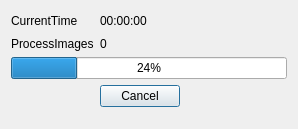
Old version of the form avidemux/qt4/ADM_userInterfaces/ADM_dialog/processing.ui in the repository mean00/avidemux2.
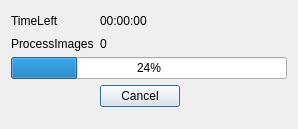
New version of the form.

Commit message: [UI/Processing] Simplify

Patch:
```diff
--- a/avidemux/qt4/ADM_userInterfaces/ADM_dialog/processing.ui
+++ b/avidemux/qt4/ADM_userInterfaces/ADM_dialog/processing.ui
@@ -17,7 +17,7 @@
    <item row="0" column="0">
     <widget class="QLabel" name="label">
      <property name="text">
-      <string>CurrentTime</string>
+      <string>TimeLeft</string>
      </property>
     </widget>
    </item>
```
Left out of the diff: 2 changed lines with no effect on the pictures. The commit also changes 7 other files.
